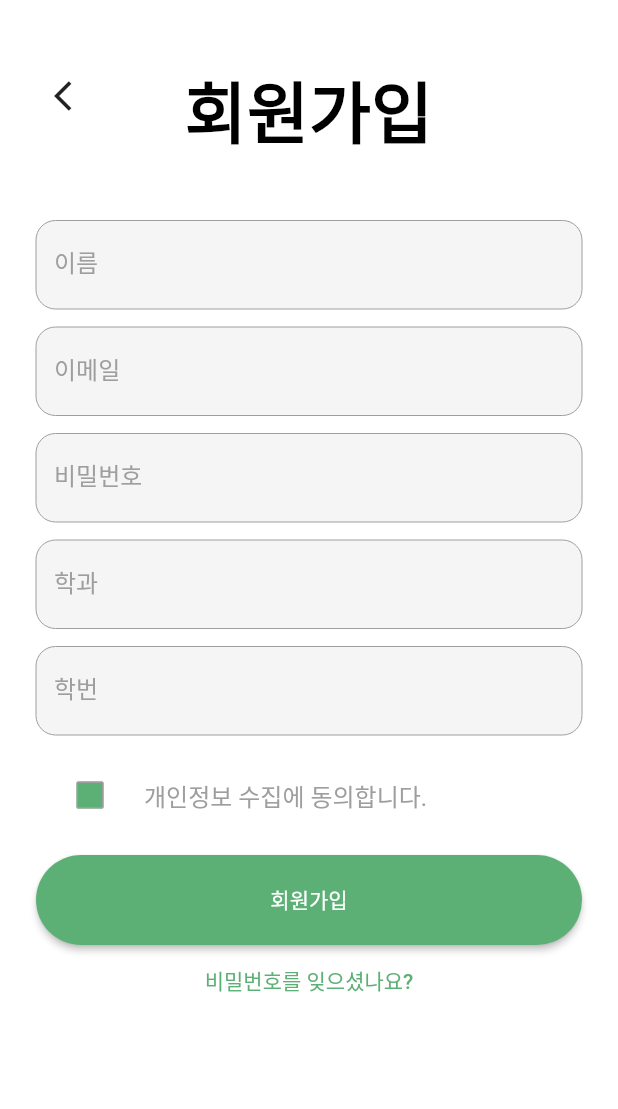
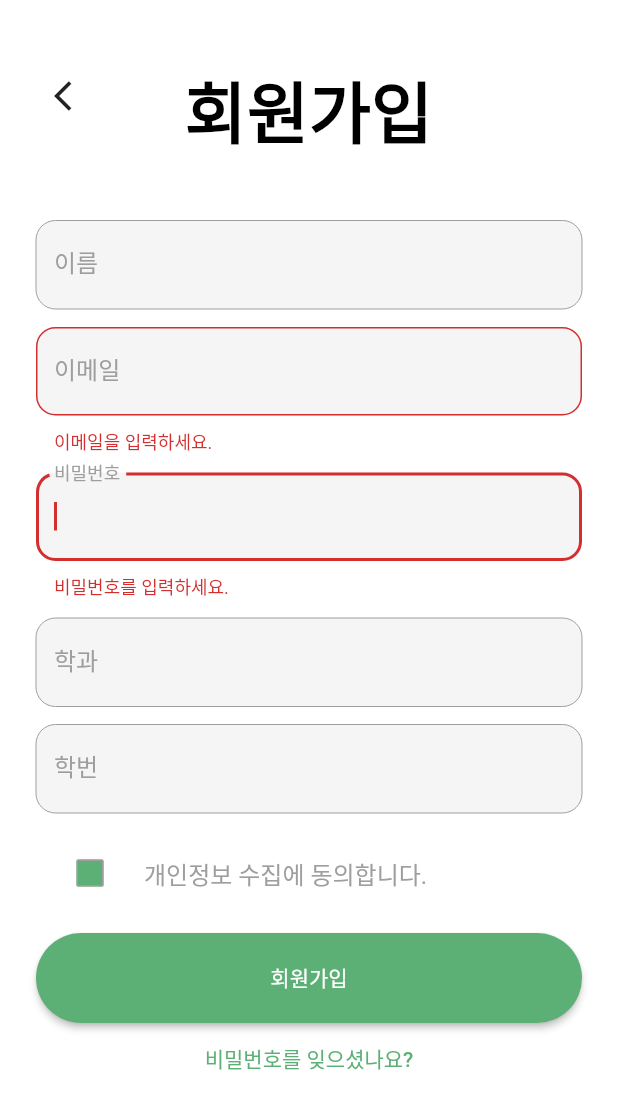
Before and after one commit to 2022-spring-AjouCSCapstone2/lupin_app, a Flutter app: the SignUpPage screen opened directly, after a tap on "회원가입", on a phone screen of 412 x 824 dp. Shown: the top 1109 px of the screen. Run offline on Flutter 3.47's test engine with Material 2 defaults, Android fonts, the phone set to English and light mode, and no system bars; our stand-ins replace fluttertoast.

Commit message:
signup validate

```diff
--- a/lib/main.dart
+++ b/lib/main.dart
@@ -2,6 +2,8 @@ import 'package:flutter/cupertino.dart';
 import 'package:flutter/material.dart';
 import 'package:flutter/services.dart';
 import 'package:lupin_app/after_login.dart';
+import 'package:lupin_app/login.dart';
+import 'package:lupin_app/signup.dart';
 
 import 'login.dart';
 
--- a/lib/signup.dart
+++ b/lib/signup.dart
@@ -1,5 +1,6 @@
 import 'package:flutter/material.dart';
 import 'package:flutter/cupertino.dart';
+import 'package:lupin_app/validate.dart';
 
 class SignUpPage extends StatefulWidget {
   @override
@@ -12,14 +13,22 @@ class _SignUpPageState extends State<SignUpPage> {
   final _pwController = TextEditingController();
   final _departController = TextEditingController();
   final _sIdController = TextEditingController();
+
   bool? _isChecked = false;
+
+  FocusNode _emailFocus = new FocusNode();
+  FocusNode _pwFocus = new FocusNode();
+
+  GlobalKey<FormState> formKey = GlobalKey<FormState>();
 
   @override
   Widget build(BuildContext context) {
     return Scaffold(
         body: SafeArea(
+          child: Form(
+            key: formKey,
             child: ListView(
-          padding: const EdgeInsets.symmetric(horizontal: 24.0),
+              padding: EdgeInsets.symmetric(horizontal: 24.0),
               children: <Widget>[
                 const SizedBox(height: 40),
                 Stack(
@@ -43,56 +52,77 @@ class _SignUpPageState extends State<SignUpPage> {
                 const SizedBox(height: 40),
                 TextField(
                   controller: _nameController,
-              decoration: const InputDecoration(filled: true, labelText: '이름'),
+                  decoration: InputDecoration(
+                      filled: true,
+                      labelText: '이름'
                   ),
-            const SizedBox(height: 12.0),
-            TextField(
+                ),
+                SizedBox(height: 12.0),
+                TextFormField(
                   controller: _mailController,
-              decoration: const InputDecoration(filled: true, labelText: '이메일'),
+                  focusNode: _emailFocus,
+                  decoration: InputDecoration(
+                      filled: true,
+                      labelText: '이메일'
                   ),
-            const SizedBox(height: 12.0),
-            TextField(
+                  validator: (value) => CheckValidate().validateEmail(_emailFocus, value),
+                ),
+                SizedBox(height: 12.0),
+                TextFormField(
                   controller: _pwController,
-              decoration:
-                  const InputDecoration(filled: true, labelText: '비밀번호'),
+                  focusNode: _pwFocus,
+                  decoration: InputDecoration(
+                      filled: true,
+                      labelText: '비밀번호',
+                      helperText: '특수문자, 대소문자, 숫자 포함 8자리 이상 15자 이내로 입력'
+                  ),
+                  validator: (value) => CheckValidate().validatePassword(_pwFocus, value),
                   obscureText: true,
                 ),
-            const SizedBox(height: 12.0),
-            TextField(
+                SizedBox(height: 12.0),TextField(
                   controller: _departController,
-              decoration: const InputDecoration(filled: true, labelText: '학과'),
+                  decoration: InputDecoration(
+                      filled: true,
+                      labelText: '학과'
                   ),
-            const SizedBox(height: 12.0),
+                ),
+                SizedBox(height: 12.0),
                 TextField(
                   controller: _sIdController,
-              decoration: const InputDecoration(filled: true, labelText: '학번'),
+                  decoration: InputDecoration(
+                      filled: true,
+                      labelText: '학번'
+                  ),
                 ),
                 const SizedBox(height: 12.0),
                 CheckboxListTile(
-                title: const Text('개인정보 수집에 동의합니다.',
-                    style: TextStyle(color: Colors.grey)),
+                    title: Text('개인정보 수집에 동의합니다.',style: TextStyle(color: Colors.grey)),
                     value: _isChecked,
                     controlAffinity: ListTileControlAffinity.leading,
                     onChanged: (bool? value) {
-                  if (value != null) {
+                      if(value != null){
                         print(value);
                         setState(() {
                           _isChecked = value;
                         });
                       }
-                }),
+                    }
+                ),
                 const SizedBox(height: 12.0),
                 ElevatedButton(
-              onPressed: () {},
-              child: const Text("회원가입"),
+                  onPressed: (){
+                    formKey.currentState?.validate();
+                  },
+                  child: Text("회원가입"),
                 ),
                 TextButton(
-              onPressed: () {},
-              child: const Text("비밀번호를 잊으셨나요?"),
+                  onPressed: (){},
+                  child: Text("비밀번호를 잊으셨나요?"),
                 )
               ],
             ),
           ),
+        )
     );
   }
 }
--- /dev/null
+++ b/lib/validate.dart
@@ -0,0 +1,34 @@
+import 'package:flutter/material.dart';
+
+class CheckValidate {
+  String? validateEmail(FocusNode focusNode, String? value) {
+    if (value!.isEmpty) {
+      focusNode.requestFocus();
+      return '이메일을 입력하세요.';
+    } else {
+      RegExp regExp = new RegExp(r'^(([^<>()[\]\\.,;:\s@\"]+(\.[^<>()[\]\\.,;:\s@\"]+)*)|(\".+\"))@((\[[0-9]{1,3}\.[0-9]{1,3}\.[0-9]{1,3}\.[0-9]{1,3}\])|(([a-zA-Z\-0-9]+\.)+[a-zA-Z]{2,}))$');
+      if (!regExp.hasMatch(value)) {
+        focusNode.requestFocus();
+        return '잘못된 이메일 형식입니다.';
+      } else {
+        return null;
+      }
+    }
+  }
+
+  String? validatePassword(FocusNode focusNode, String? value) {
+    if (value!.isEmpty) {
+      focusNode.requestFocus();
+      return '비밀번호를 입력하세요.';
+    } else {
+      Pattern pattern = r'^(?=.*[A-Za-z])(?=.*\d)(?=.*[$@$!%*#?~^<>,.&+=])[A-Za-z\d$@$!%*#?~^<>,.&+=]{8,15}$';
+      RegExp regExp = new RegExp(r'^(?=.*[A-Za-z])(?=.*\d)(?=.*[$@$!%*#?~^<>,.&+=])[A-Za-z\d$@$!%*#?~^<>,.&+=]{8,15}$');
+      if (!regExp.hasMatch(value)) {
+        focusNode.requestFocus();
+        return '특수문자, 대소문자, 숫자 포함 8자 이상 15자 이내로 입력하세요.';
+      } else {
+        return null;
+      }
+    }
+  }
+}
```
Lines whose indentation alone changed are shown as unchanged.
